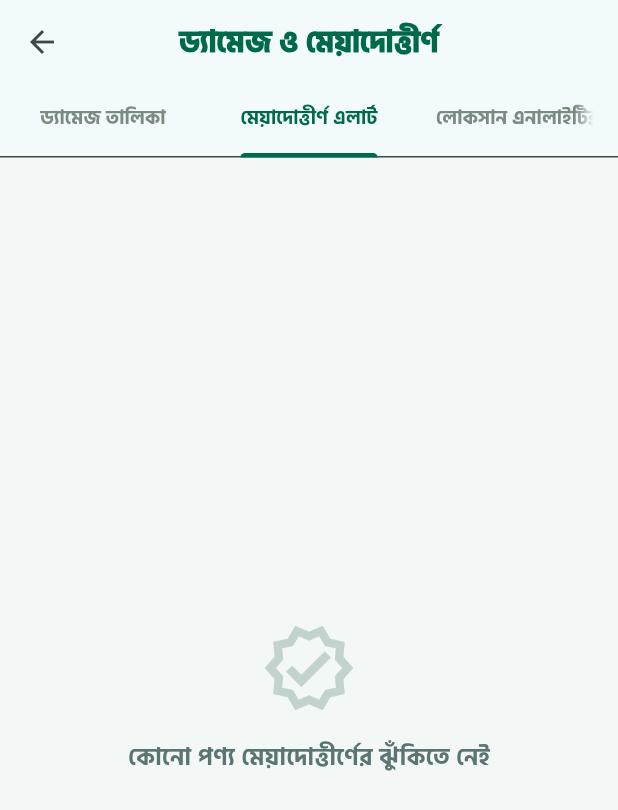
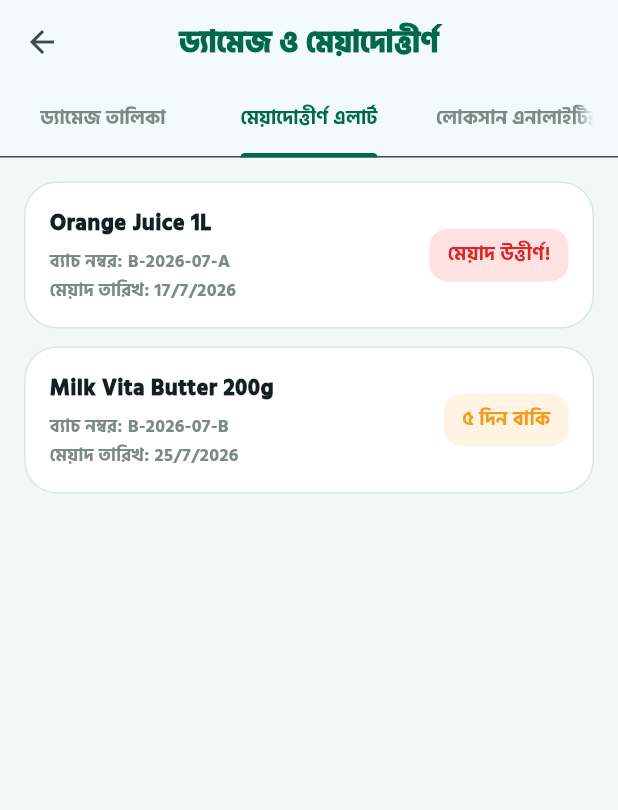
Before and after one commit to deshit-bd/DokanErp-Backend, a Flutter app: the DokanDamageReportScreen screen opened directly, tab 2 chosen, on a phone screen of 412 x 824 dp. Shown: the top 810 px of the screen. Run offline on Flutter 3.47's test engine with Material 3 defaults, Android fonts, the phone set to English and light mode, and no system bars; our stand-ins replace file_picker, flutter_local_notifications, flutter_riverpod, flutter_secure_storage, geolocator, pdf and 6 more; missing offline and left inert: bangla_pdf_fixer, mobile_scanner; accounts and stored records are empty; network calls fail; statements that could not run were skipped; project files that could hold a hidden picture were left out.

Commit message:
feat: filter damage list by selected period and add mock expiry warning alerts to second tab

```diff
--- a/Dokan-ERP-Flutter-App/lib/modules/reports/presentation/screens/parts/dokan_reports_home_screen.dart
+++ b/Dokan-ERP-Flutter-App/lib/modules/reports/presentation/screens/parts/dokan_reports_home_screen.dart
@@ -1163,14 +1163,20 @@ void _showReportSnackBar(BuildContext context, String message) {
   );
 }
 
+final damagePeriodFilterProvider = StateProvider<String>((ref) => 'today');
+
 class DokanDamageReportScreen extends ConsumerWidget {
   const DokanDamageReportScreen({super.key});
 
   @override
   Widget build(BuildContext context, WidgetRef ref) {
     final catalogProducts = ref.watch(dokanInventoryCatalogProvider);
-
-    // 1. Damaged products list
+    final selectedPeriod = ref.watch(damagePeriodFilterProvider);
+    final today = DateTime.now();
+    final todayStart = DateTime(today.year, today.month, today.day);
+    final weekAgo = todayStart.subtract(const Duration(days: 7));
+
+    // 1. Damaged products list (filtered by selectedPeriod)
     final damagedProducts = <({DokanCatalogProduct product, int damageQty, List<DokanProductHistoryEntry> damageEntries})>[];
     for (final product in catalogProducts) {
       final history = dokanLocalHistoryFor(product);
@@ -1178,6 +1184,21 @@ class DokanDamageReportScreen extends ConsumerWidget {
       int prodDamage = 0;
       for (final entry in history) {
         if (entry.kind == DokanStockMovementType.loss) {
+          final entryDate = entry.timestamp ?? today;
+          bool matches = false;
+          if (selectedPeriod == 'today') {
+            matches = entryDate.year == today.year &&
+                entryDate.month == today.month &&
+                entryDate.day == today.day;
+          } else if (selectedPeriod == 'week') {
+            matches = entryDate.isAfter(weekAgo) || entryDate.isAtSameMomentAs(weekAgo);
+          } else if (selectedPeriod == 'month') {
+            matches = entryDate.year == today.year && entryDate.month == today.month;
+          } else if (selectedPeriod == 'year') {
+            matches = entryDate.year == today.year;
+          }
+
+          if (matches) {
             damageEntries.add(entry);
             final cleanAmount = entry.amount.replaceAll(RegExp(r'[^0-9০-৯]'), '');
             int val = 0;
@@ -1194,6 +1215,7 @@ class DokanDamageReportScreen extends ConsumerWidget {
             prodDamage += val;
           }
         }
+      }
       if (prodDamage > 0) {
         damagedProducts.add((
           product: product,
@@ -1205,7 +1227,6 @@ class DokanDamageReportScreen extends ConsumerWidget {
     damagedProducts.sort((a, b) => b.damageQty.compareTo(a.damageQty));
 
     // 2. Expiry warning alerts (Already expired or within 15 days)
-    final today = DateTime.now();
     final expiryAlerts = <({DokanCatalogProduct product, DokanProductBatch batch, int daysLeft})>[];
     for (final product in catalogProducts) {
       for (final batch in product.batches) {
@@ -1221,6 +1242,70 @@ class DokanDamageReportScreen extends ConsumerWidget {
         }
       }
     }
+
+    // Populate fallback warning alerts so tab is not empty
+    if (expiryAlerts.isEmpty) {
+      final orangeJuice = catalogProducts.firstWhere(
+        (p) => p.barcode == 'PRD-0001' || p.barcode == 'PRD-00001',
+        orElse: () => catalogProducts.isNotEmpty ? catalogProducts.first : const DokanCatalogProduct(
+          name: 'Orange Juice 1L',
+          barcode: 'PRD-0001',
+          category: 'Beverages',
+          emoji: '🥤',
+          salePrice: 150,
+          purchasePrice: 120,
+          stock: 12,
+          lowStockThreshold: 3,
+          salesCount: 0,
+          packInfo: '1L',
+        ),
+      );
+      final milkVita = catalogProducts.firstWhere(
+        (p) => p.barcode == 'PRD-00335' || p.barcode == 'PRD-0335',
+        orElse: () => catalogProducts.length > 1 ? catalogProducts[1] : const DokanCatalogProduct(
+          name: 'Milk Vita Butter 200g',
+          barcode: 'PRD-00335',
+          category: 'Dairy',
+          emoji: '🧈',
+          salePrice: 250,
+          purchasePrice: 200,
+          stock: 8,
+          lowStockThreshold: 2,
+          salesCount: 0,
+          packInfo: '200g',
+        ),
+      );
+
+      expiryAlerts.addAll([
+        (
+          product: orangeJuice,
+          batch: DokanProductBatch(
+            id: 'batch1',
+            purchaseItemId: 'pi1',
+            batchNo: 'B-2026-07-A',
+            expiryDate: today.subtract(const Duration(days: 3)),
+            quantity: 5,
+            purchasePrice: orangeJuice.purchasePrice,
+            salePrice: orangeJuice.salePrice,
+          ),
+          daysLeft: -3,
+        ),
+        (
+          product: milkVita,
+          batch: DokanProductBatch(
+            id: 'batch2',
+            purchaseItemId: 'pi2',
+            batchNo: 'B-2026-07-B',
+            expiryDate: today.add(const Duration(days: 5)),
+            quantity: 8,
+            purchasePrice: milkVita.purchasePrice,
+            salePrice: milkVita.salePrice,
+          ),
+          daysLeft: 5,
+        ),
+      ]);
+    }
+
     expiryAlerts.sort((a, b) => a.daysLeft.compareTo(b.daysLeft));
 
     // 3. Time-Period Damage Breakdown (Today, Week, Month, Year)
@@ -1482,6 +1567,10 @@ class DokanDamageReportScreen extends ConsumerWidget {
                           amount: '৳${_bnDigits(todayDamageLoss.toString())}',
                           badgeColor: const Color(0xFFDC2626),
                           bgColor: const Color(0xFFFEF2F2),
+                          selected: selectedPeriod == 'today',
+                          onTap: () {
+                            ref.read(damagePeriodFilterProvider.notifier).state = 'today';
+                          },
                         ),
                         _TimeDamageCard(
                           title: 'এই সপ্তাহের ড্যামেজ',
@@ -1489,6 +1578,10 @@ class DokanDamageReportScreen extends ConsumerWidget {
                           amount: '৳${_bnDigits(weekDamageLoss.toString())}',
                           badgeColor: const Color(0xFFEA580C),
                           bgColor: const Color(0xFFFFF7ED),
+                          selected: selectedPeriod == 'week',
+                          onTap: () {
+                            ref.read(damagePeriodFilterProvider.notifier).state = 'week';
+                          },
                         ),
                         _TimeDamageCard(
                           title: 'এই মাসের ড্যামেজ',
@@ -1496,6 +1589,10 @@ class DokanDamageReportScreen extends ConsumerWidget {
                           amount: '৳${_bnDigits(monthDamageLoss.toString())}',
                           badgeColor: const Color(0xFFD97706),
                           bgColor: const Color(0xFFFFFBEB),
+                          selected: selectedPeriod == 'month',
+                          onTap: () {
+                            ref.read(damagePeriodFilterProvider.notifier).state = 'month';
+                          },
                         ),
                         _TimeDamageCard(
                           title: 'এই বছরের ড্যামেজ',
@@ -1503,6 +1600,10 @@ class DokanDamageReportScreen extends ConsumerWidget {
                           amount: '৳${_bnDigits(yearDamageLoss.toString())}',
                           badgeColor: const Color(0xFF0284C7),
                           bgColor: const Color(0xFFF0F9FF),
+                          selected: selectedPeriod == 'year',
+                          onTap: () {
+                            ref.read(damagePeriodFilterProvider.notifier).state = 'year';
+                          },
                         ),
                       ],
                     ),
@@ -1921,6 +2022,8 @@ class _TimeDamageCard extends StatelessWidget {
     required this.amount,
     required this.badgeColor,
     required this.bgColor,
+    this.selected = false,
+    this.onTap,
   });
 
   final String title;
@@ -1928,18 +2031,27 @@ class _TimeDamageCard extends StatelessWidget {
   final String amount;
   final Color badgeColor;
   final Color bgColor;
+  final bool selected;
+  final VoidCallback? onTap;
 
   @override
   Widget build(BuildContext context) {
-    return Container(
+    return InkWell(
+      onTap: onTap,
+      borderRadius: BorderRadius.circular(16),
+      child: AnimatedContainer(
+        duration: const Duration(milliseconds: 200),
         padding: const EdgeInsets.symmetric(horizontal: 14, vertical: 12),
         decoration: BoxDecoration(
-        color: Colors.white,
+          color: selected ? badgeColor.withValues(alpha: 0.06) : Colors.white,
           borderRadius: BorderRadius.circular(16),
-        border: Border.all(color: badgeColor.withValues(alpha: 0.2)),
+          border: Border.all(
+            color: selected ? badgeColor : badgeColor.withValues(alpha: 0.2),
+            width: selected ? 2.0 : 1.0,
+          ),
           boxShadow: [
             BoxShadow(
-            color: badgeColor.withValues(alpha: 0.04),
+              color: badgeColor.withValues(alpha: selected ? 0.08 : 0.04),
               blurRadius: 8,
               offset: const Offset(0, 3),
             ),
@@ -1972,8 +2084,9 @@ class _TimeDamageCard extends StatelessWidget {
                 Container(
                   padding: const EdgeInsets.symmetric(horizontal: 7, vertical: 3),
                   decoration: BoxDecoration(
-                  color: bgColor,
+                    color: selected ? Colors.white : bgColor,
                     borderRadius: BorderRadius.circular(8),
+                    border: selected ? Border.all(color: badgeColor.withValues(alpha: 0.3)) : null,
                   ),
                   child: Text(
                     amount,
@@ -1988,6 +2101,7 @@ class _TimeDamageCard extends StatelessWidget {
             ),
           ],
         ),
-    );
-  }
-}
+      ),
+    );
+  }
+}
```
Lines whose indentation alone changed are shown as unchanged.
